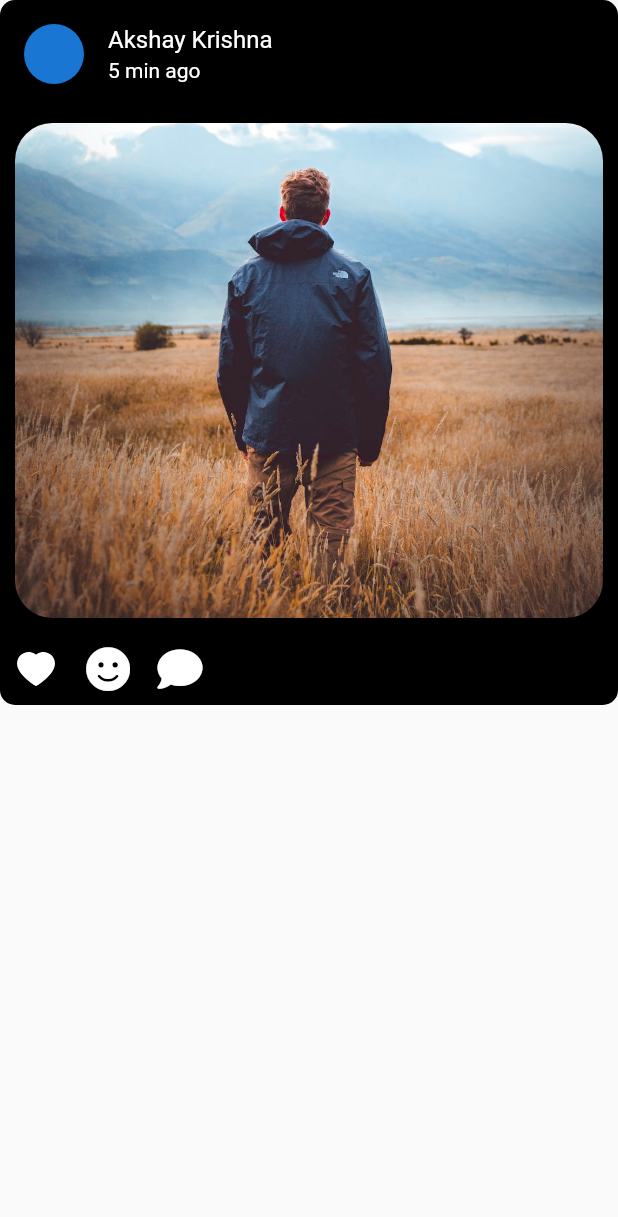
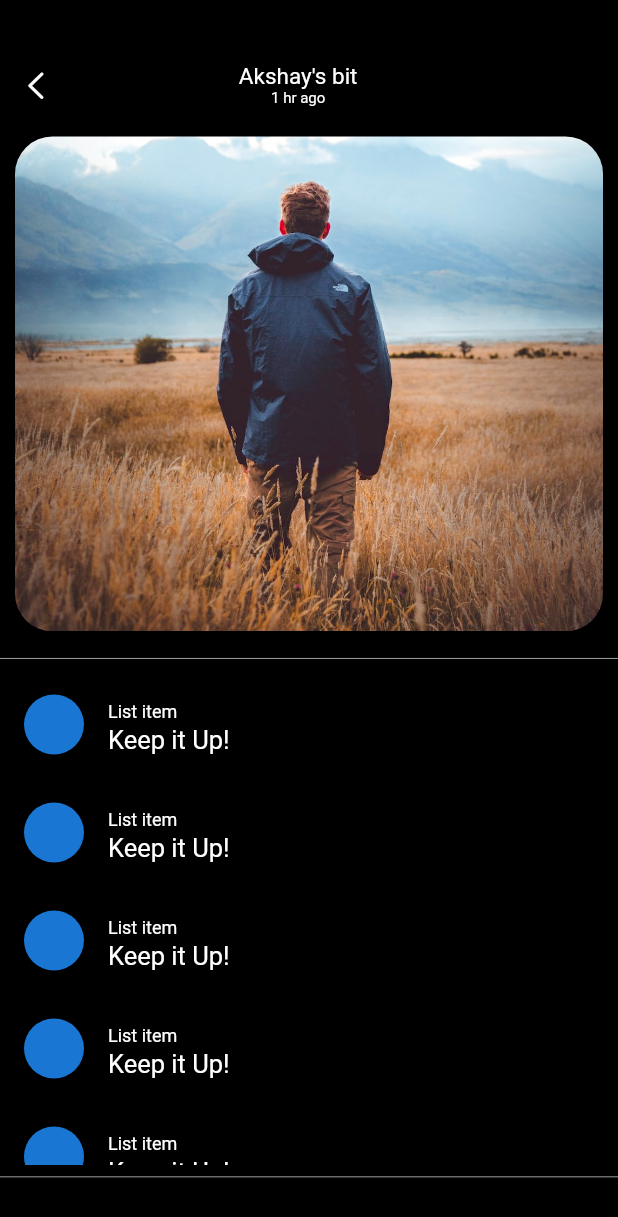
Before and after one commit to akshaykrisn/SnapBit, a Flutter app: the PostCard widget shown alone on an empty page, opened directly, after a tap on an icon or button, on a phone screen of 412 x 824 dp. Shown: the top 1217 px of the screen. Run offline on Flutter 3.47's test engine with Material 2 defaults, Android fonts, the phone set to English and light mode, and no system bars; our stand-ins replace camera, firebase_auth, firebase_core, flutter_heatmap_calendar, flutter_slidable, flutter_vector_icons and 8 more; missing offline and left inert: camera_camera; accounts and stored records are empty.

Commit message:
kar liya

```diff
--- a/lib/components/post.dart
+++ b/lib/components/post.dart
@@ -3,6 +3,7 @@ import 'package:flutter/material.dart';
 import 'package:flutter/src/widgets/framework.dart';
 import 'package:flutter/src/widgets/placeholder.dart';
 import 'package:flutter_vector_icons/flutter_vector_icons.dart';
+import 'package:snapbit/screens/comments.dart';
 
 class PostCard extends StatelessWidget {
   const PostCard({super.key});
@@ -61,7 +62,7 @@ class PostCard extends StatelessWidget {
                     size: 30,
                   )),
               IconButton(
-                  onPressed: () {},
+                  onPressed: () {Navigator.push(context,  MaterialPageRoute(builder: (context) => const CommentsScreen()));},
                   icon: Icon(
                     FontAwesome.comment,
                     color: Colors.white,
--- a/lib/main.dart
+++ b/lib/main.dart
@@ -37,8 +37,8 @@ class MyApp extends StatelessWidget {
 
           // Once complete, show your application
           else if (snapshot.connectionState == ConnectionState.done) {
-            return MaterialApp(
-              title: 'Flutter Demo',
+            return GetMaterialApp(
+
               debugShowCheckedModeBanner: false,
               theme: ThemeData(
                 primarySwatch: Colors.blue,
--- /dev/null
+++ b/lib/screens/comments.dart
@@ -0,0 +1,97 @@
+import 'package:flutter/cupertino.dart';
+import 'package:flutter/material.dart';
+import 'package:flutter_vector_icons/flutter_vector_icons.dart';
+
+class CommentsScreen extends StatefulWidget {
+  const CommentsScreen({Key? key}) : super(key: key);
+
+  @override
+  State<CommentsScreen> createState() => _CommentsScreenState();
+}
+
+class _CommentsScreenState extends State<CommentsScreen> {
+  @override
+  Widget build(BuildContext context) {
+    return Scaffold(
+      backgroundColor: Colors.black,
+      body: Column(
+        children: [
+          SizedBox(
+            height: MediaQuery.of(context).size.height * 0.04,
+          ),
+          Row(
+            // mainAxisAlignment: MainAxisAlignment.spaceBetw,
+            children: [
+              IconButton(
+                  onPressed: () {
+                    Navigator.pop(context);
+                  },
+                  icon: Icon(
+                    CupertinoIcons.left_chevron,
+                    color: Colors.white,
+                  )),
+              SizedBox(
+                width: MediaQuery.of(context).size.width * 0.27,
+              ),
+              Column(
+                children: [
+                  Text(
+                    'Akshay\'s bit',
+                    style: TextStyle(color: Colors.white, fontSize: 15),
+                  ),
+                  Text(
+                    '1 hr ago',
+                    style: TextStyle(color: Colors.white, fontSize: 10),
+                  )
+                ],
+              )
+            ],
+          ),
+          Container(
+            margin: EdgeInsets.all(10),
+            width: double.infinity,
+            height: 330,
+            decoration: BoxDecoration(
+                borderRadius: BorderRadius.circular(25),
+                boxShadow: [
+                  BoxShadow(
+                      color: Colors.black45,
+                      offset: Offset(0, 5),
+                      blurRadius: 8.0)
+                ],
+                image: DecorationImage(
+                    image: AssetImage('assets/1.jpeg'), fit: BoxFit.fitWidth)),
+          ),
+          Divider(
+              color: Colors.grey
+          ),
+          Container(
+            height: MediaQuery.of(context).size.height*0.4,
+            child: ListView.builder(itemCount: 5,
+                itemBuilder: (BuildContext context, int index) {
+                  return ListTile(
+                      leading: CircleAvatar(
+                        // child: Image.asset('assets/1.jpeg'),
+                      ),
+                      title: Text("List item",style: TextStyle(fontSize: 12,color: Colors.white)),
+                    subtitle: Text('Keep it Up!',style: TextStyle(fontSize: 17,color: Colors.white),),
+                  );
+                }),
+          ),
+          Divider(
+              color: Colors.grey
+          ),
+          // Container(
+          //   height: MediaQuery.of(context).size.height*0.1,
+          //   child: Row(
+          //     children: [
+          //       TextField(),
+          //       IconButton(onPressed: (){}, icon: Icon(FontAwesome5Regular.smile))
+          //     ],
+          //   ),
+          // )
+        ],
+      ),
+    );
+  }
+}
--- a/lib/screens/loginScreen.dart
+++ b/lib/screens/loginScreen.dart
@@ -4,6 +4,7 @@ import 'package:flutter/material.dart';
 import 'package:lottie/lottie.dart';
 import 'package:provider/provider.dart';
 import 'package:snapbit/components/google_sign_in.dart';
+import 'package:snapbit/screens/comments.dart';
 import 'package:snapbit/screens/index.dart';
 
 import 'home.dart';
@@ -38,7 +39,8 @@ class _LoginScreenState extends State<LoginScreen> {
   Widget build(BuildContext context) {
     return Scaffold(
       backgroundColor: Colors.black,
-      body:Column(
+      body:Center(
+        child: Column(
                   children: [
                     SizedBox(height: MediaQuery.of(context).size.height*0.08,),
                     Text('Welcome to Snapbit!',style: TextStyle(
@@ -47,7 +49,7 @@ class _LoginScreenState extends State<LoginScreen> {
                     ),),
                     SizedBox(height: MediaQuery.of(context).size.height*0.05,),
                     Lottie.asset('assets/animations/rebound.json',
-                    width: MediaQuery.of(context).size.width*0.8,
+                      width: MediaQuery.of(context).size.width*0.9,
                       height: MediaQuery.of(context).size.height*0.3
                     ),
                     SizedBox(
@@ -56,7 +58,7 @@ class _LoginScreenState extends State<LoginScreen> {
                     Container(
                       color: Color(0xff1355cd),
                       height: MediaQuery.of(context).size.height*0.06,
-                    width: MediaQuery.of(context).size.width*0.8,
+                      width: MediaQuery.of(context).size.width*0.9,
                       child: OutlinedButton.icon(
                         onPressed: () {
                           final provider = Provider.of<GoogleSignInProvider>(context,listen: false);
@@ -68,6 +70,7 @@ class _LoginScreenState extends State<LoginScreen> {
                       )
                     ),
                   ],
+                ),
       )
 
     );
--- a/pubspec.yaml
+++ b/pubspec.yaml
@@ -51,6 +51,7 @@ dependencies:
   firebase_auth: ^4.2.5
   google_sign_in: ^5.4.4
   provider: ^6.0.5
+  cloud_firestore: ^4.3.1
 
 dev_dependencies:
   flutter_test:
```
Also changed, not shown: pubspec.lock, 2 other files. Lines whose indentation alone changed are shown as unchanged.
